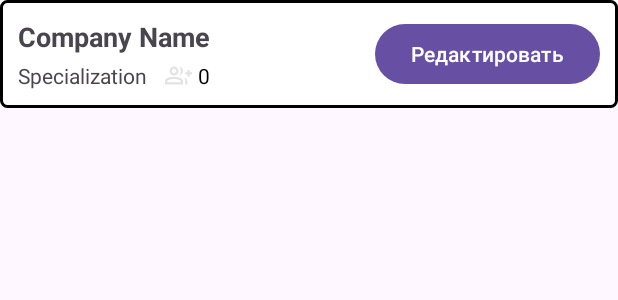
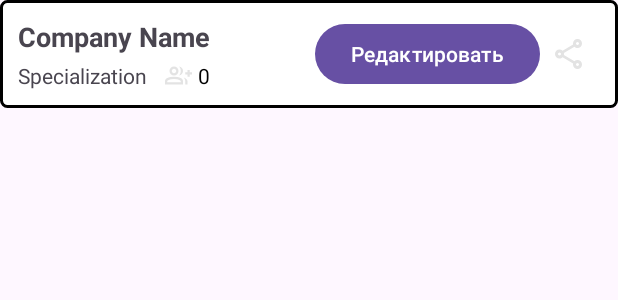
Before and after one commit to Pasha883/Cardify, an Android app: the layout item_vizitka_edit.xml on its own in the app's theme, with its tools: preview values and no code run, on a phone screen of 412 x 824 dp. Shown: the top 300 px of the screen. Run offline under Robolectric (Android 15) with nearby library versions, the light colour scheme and no system bars.

Commit message:
Added share button to visit card and share icon
- Added share icon: `ic_share.xml`.
- Added share button to visit card edit layout: `item_vizitka_edit.xml`.

```diff
--- /dev/null
+++ b/app/src/main/res/drawable/ic_share.xml
@@ -0,0 +1,9 @@
+<vector xmlns:android="http://schemas.android.com/apk/res/android"
+    android:width="24dp"
+    android:height="24dp"
+    android:viewportWidth="960"
+    android:viewportHeight="960">
+  <path
+      android:pathData="M680,880q-50,0 -85,-35t-35,-85q0,-6 3,-28L282,568q-16,15 -37,23.5t-45,8.5q-50,0 -85,-35t-35,-85q0,-50 35,-85t85,-35q24,0 45,8.5t37,23.5l281,-164q-2,-7 -2.5,-13.5T560,200q0,-50 35,-85t85,-35q50,0 85,35t35,85q0,50 -35,85t-85,35q-24,0 -45,-8.5T598,288L317,452q2,7 2.5,13.5t0.5,14.5q0,8 -0.5,14.5T317,508l281,164q16,-15 37,-23.5t45,-8.5q50,0 85,35t35,85q0,50 -35,85t-85,35ZM680,800q17,0 28.5,-11.5T720,760q0,-17 -11.5,-28.5T680,720q-17,0 -28.5,11.5T640,760q0,17 11.5,28.5T680,800ZM200,520q17,0 28.5,-11.5T240,480q0,-17 -11.5,-28.5T200,440q-17,0 -28.5,11.5T160,480q0,17 11.5,28.5T200,520ZM680,240q17,0 28.5,-11.5T720,200q0,-17 -11.5,-28.5T680,160q-17,0 -28.5,11.5T640,200q0,17 11.5,28.5T680,240ZM680,760ZM200,480ZM680,200Z"
+      android:fillColor="#e3e3e3"/>
+</vector>
--- a/app/src/main/res/layout/item_vizitka_edit.xml
+++ b/app/src/main/res/layout/item_vizitka_edit.xml
@@ -22,7 +22,6 @@
             android:layout_width="wrap_content"
             android:layout_height="wrap_content"/>
 
-        <!-- Горизонтальный контейнер для специализации и пользователей -->
         <LinearLayout
             android:orientation="horizontal"
             android:layout_width="wrap_content"
@@ -37,12 +36,10 @@
                 android:layout_width="wrap_content"
                 android:layout_height="wrap_content"/>
 
-            <!-- Отступ между специализацией и иконкой -->
             <Space
                 android:layout_width="12dp"
                 android:layout_height="wrap_content" />
 
-            <!-- Иконка человечка + число -->
             <LinearLayout
                 android:orientation="horizontal"
                 android:layout_width="wrap_content"
@@ -54,7 +51,7 @@
                     android:layout_width="18dp"
                     android:layout_height="18dp"
                     android:src="@drawable/ic_users"
-                    android:contentDescription="Users"/>
+                    android:contentDescription="Users" />
 
                 <TextView
                     android:id="@+id/text_users_count"
@@ -63,15 +60,28 @@
                     android:text="0"
                     android:textSize="14sp"
                     android:layout_marginStart="4dp"
-                    android:textColor="#000000"/>
+                    android:textColor="#000000" />
             </LinearLayout>
         </LinearLayout>
 
     </LinearLayout>
 
+    <!-- Кнопка редактирования -->
     <Button
         android:id="@+id/btn_more"
         android:layout_width="wrap_content"
         android:layout_height="wrap_content"
-        android:text="Редактировать"/>
+        android:text="Редактировать"
+        android:layout_gravity="center_vertical" />
+
+    <!-- Кнопка для открытия меню "поделиться" -->
+    <ImageButton
+        android:id="@+id/btn_share"
+        android:layout_width="40dp"
+        android:layout_height="40dp"
+        android:src="@drawable/ic_share"
+        android:background="?android:attr/selectableItemBackgroundBorderless"
+        android:contentDescription="Share"
+        android:layout_gravity="center_vertical"
+         />
 </LinearLayout>
```
